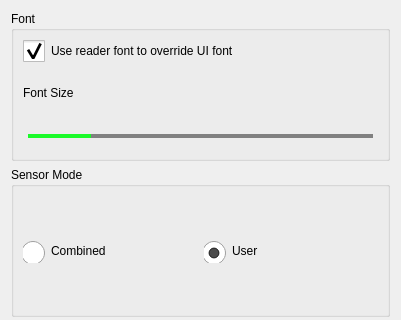
Above: src/dlgpreferences.ui from ic005k/Knot-Legacy before the change; both pictures show x 0 to 401 and y 0 to 320 of the 401 by 545 pixel window. Below: the same form after it.
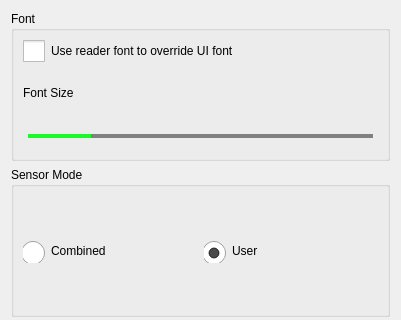
That is the form after the change. Icons and pictures are not drawn.

What changed in the file:
```diff
--- a/src/dlgpreferences.ui
+++ b/src/dlgpreferences.ui
@@ -97,7 +97,7 @@
          <string>Use reader font to override UI font</string>
         </property>
         <property name="checked">
-         <bool>true</bool>
+         <bool>false</bool>
         </property>
        </widget>
       </item>
```
